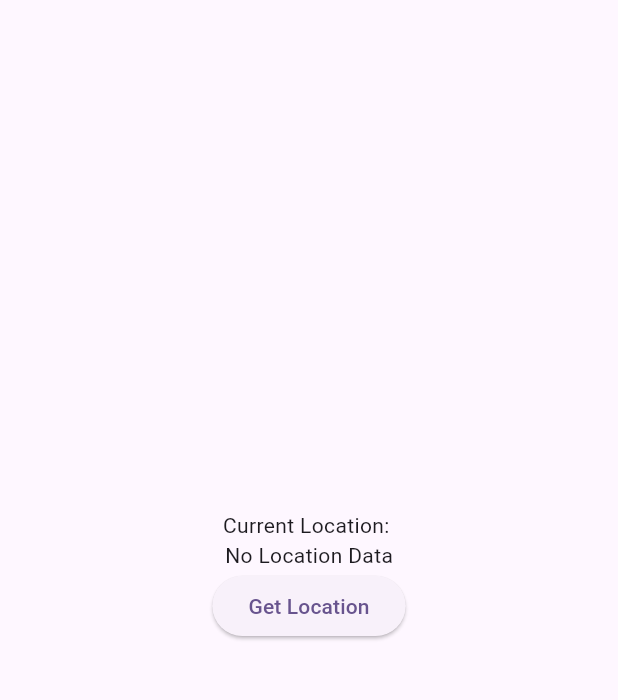
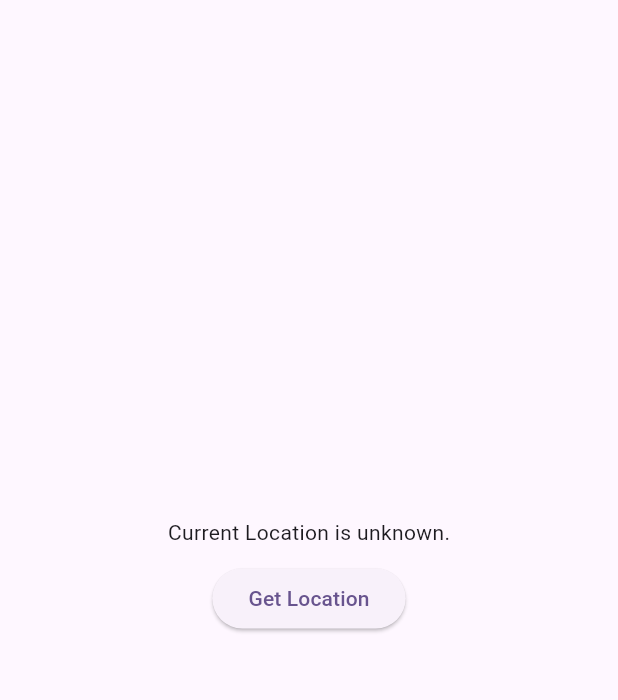
Before and after one commit to florianneukirchen/gps_location, a Flutter app: the screen it shows after launch, on a phone screen of 412 x 824 dp, the part 84-784 px from its top. Run offline on Flutter 3.47's test engine with Material 3 defaults, Android fonts, the phone set to English and light mode, and no system bars; our stand-ins replace geolocator.

Commit message:
Different widget if location not known

```diff
--- a/lib/main.dart
+++ b/lib/main.dart
@@ -119,15 +119,15 @@ class _MyPositionPageState extends State<MyPositionPage> {
 
   @override
   Widget build(BuildContext context) {
-
-    return Center(
+    if (currentposition == null) {
+      return Center(
         child: Column(
           mainAxisAlignment: MainAxisAlignment.center,
           children: <Widget>[
             const Text(
-              'Current Location: ',
+              'Current Location is unknown.',
             ),
-            currentposition != null ? Text(currentposition.toString()) : Text('No Location Data'),
+            SizedBox(height: 10),
             ElevatedButton(
               onPressed: _getCurrentLocation,
               child: const Text('Get Location'),
@@ -135,7 +135,18 @@ class _MyPositionPageState extends State<MyPositionPage> {
           ],
         ),
       );
-
-
+    } else {
+      return Center(
+        child: Column(
+          mainAxisAlignment: MainAxisAlignment.center,
+          children: <Widget>[
+            const Text(
+              'Current Location: ',
+            ),
+            Text(currentposition.toString()),
+          ],
+        ),
+      );
+    }
   }
 }
```
